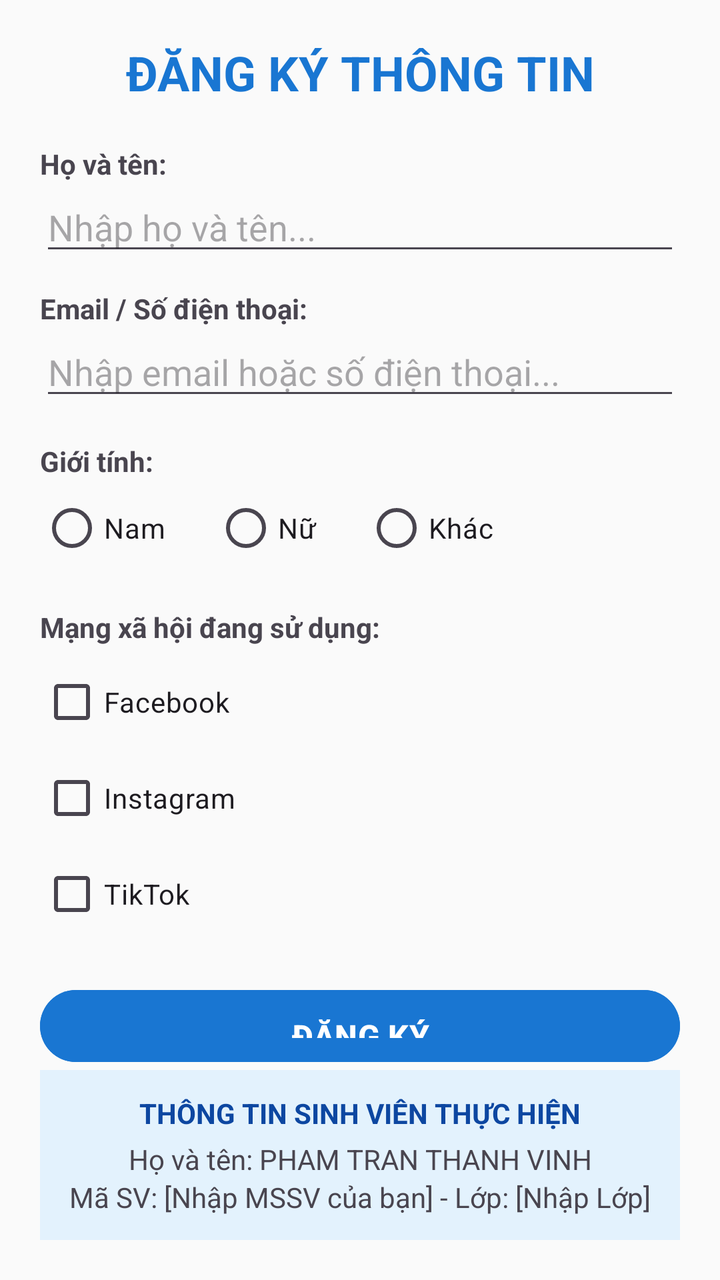
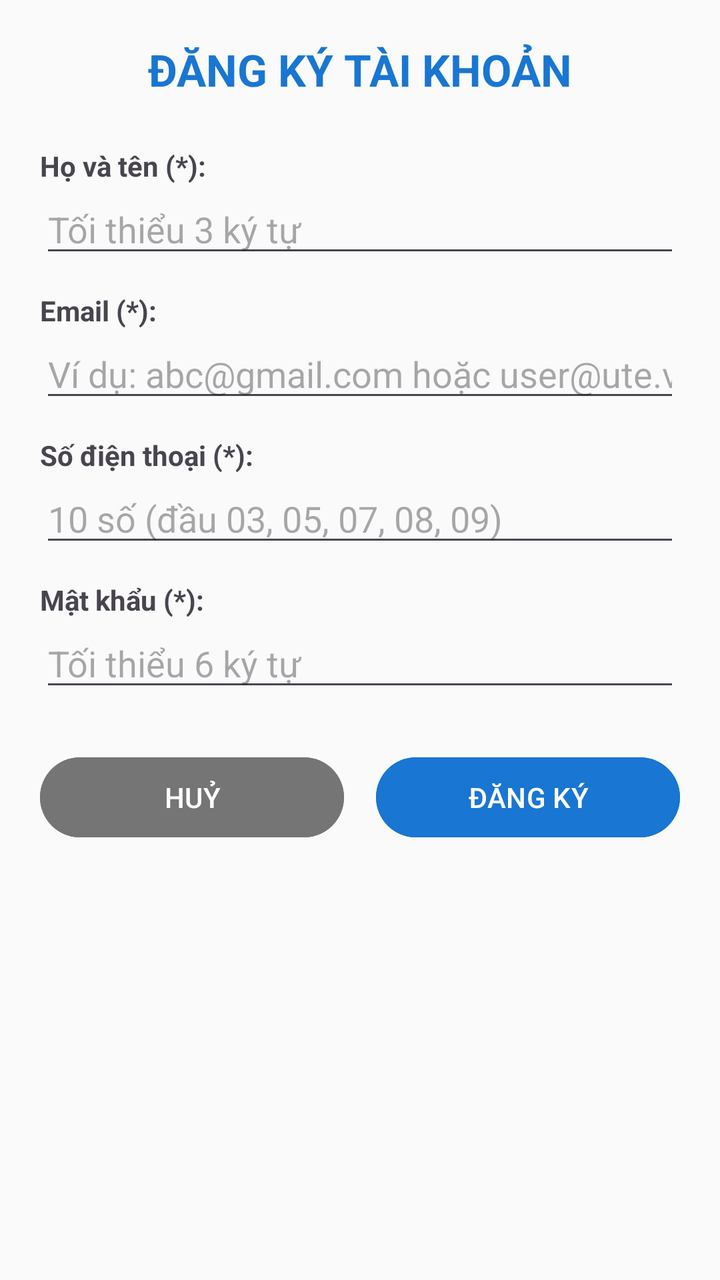

Screens rendered from an Android XML layout before and after an edit, with the pre-edit source and the edit as a unified diff.
<!-- AndroidManifest.xml: application theme Theme.Btap2610 -->
<!-- res/layout/activity_main.xml -->
<?xml version="1.0" encoding="utf-8"?>
<LinearLayout xmlns:android="http://schemas.android.com/apk/res/android"
    android:layout_width="match_parent"
    android:layout_height="match_parent"
    android:orientation="vertical"
    android:padding="20dp"
    android:background="#FAFAFA">

    
    <TextView
        android:layout_width="match_parent"
        android:layout_height="wrap_content"
        android:text="ĐĂNG KÝ THÔNG TIN"
        android:textSize="24sp"
        android:textStyle="bold"
        android:textColor="#1976D2"
        android:gravity="center"
        android:layout_marginBottom="20dp" />

    
    <LinearLayout
        android:layout_width="match_parent"
        android:layout_height="0dp"
        android:layout_weight="1"
        android:orientation="vertical">

        
        <TextView
            android:layout_width="wrap_content"
            android:layout_height="wrap_content"
            android:text="Họ và tên:"
            android:textStyle="bold" />

        <EditText
            android:id="@+id/edtFullName"
            android:layout_width="match_parent"
            android:layout_height="wrap_content"
            android:hint="Nhập họ và tên..."
            android:inputType="textPersonName"
            android:imeOptions="actionNext"
            android:layout_marginBottom="12dp" />

        
        <TextView
            android:layout_width="wrap_content"
            android:layout_height="wrap_content"
            android:text="Email / Số điện thoại:"
            android:textStyle="bold" />

        <EditText
            android:id="@+id/edtContact"
            android:layout_width="match_parent"
            android:layout_height="wrap_content"
            android:hint="Nhập email hoặc số điện thoại..."
            android:inputType="textEmailAddress"
            android:imeOptions="actionDone"
            android:layout_marginBottom="16dp" />

        
        <TextView
            android:layout_width="wrap_content"
            android:layout_height="wrap_content"
            android:text="Giới tính:"
            android:textStyle="bold" />

        <RadioGroup
            android:id="@+id/rgGender"
            android:layout_width="match_parent"
            android:layout_height="wrap_content"
            android:orientation="horizontal"
            android:layout_marginBottom="16dp">

            <RadioButton
                android:id="@+id/rbMale"
                android:layout_width="wrap_content"
                android:layout_height="wrap_content"
                android:text="Nam"
                android:layout_marginEnd="24dp" />

            <RadioButton
                android:id="@+id/rbFemale"
                android:layout_width="wrap_content"
                android:layout_height="wrap_content"
                android:text="Nữ"
                android:layout_marginEnd="24dp" />

            <RadioButton
                android:id="@+id/rbOther"
                android:layout_width="wrap_content"
                android:layout_height="wrap_content"
                android:text="Khác" />
        </RadioGroup>

        
        <TextView
            android:layout_width="wrap_content"
            android:layout_height="wrap_content"
            android:text="Mạng xã hội đang sử dụng:"
            android:textStyle="bold"
            android:layout_marginBottom="4dp" />

        <CheckBox
            android:id="@+id/cbFacebook"
            android:layout_width="wrap_content"
            android:layout_height="wrap_content"
            android:text="Facebook" />

        <CheckBox
            android:id="@+id/cbInstagram"
            android:layout_width="wrap_content"
            android:layout_height="wrap_content"
            android:text="Instagram" />

        <CheckBox
            android:id="@+id/cbTiktok"
            android:layout_width="wrap_content"
            android:layout_height="wrap_content"
            android:text="TikTok"
            android:layout_marginBottom="20dp" />

        
        <Button
            android:id="@+id/btnRegister"
            android:layout_width="match_parent"
            android:layout_height="wrap_content"
            android:text="ĐĂNG KÝ"
            android:textSize="16sp"
            android:textStyle="bold"
            android:backgroundTint="#1976D2"
            android:padding="12dp" />

    </LinearLayout>

    
    <LinearLayout
        android:layout_width="match_parent"
        android:layout_height="wrap_content"
        android:orientation="vertical"
        android:background="#E3F2FD"
        android:padding="12dp">

        <TextView
            android:layout_width="match_parent"
            android:layout_height="wrap_content"
            android:text="THÔNG TIN SINH VIÊN THỰC HIỆN"
            android:textStyle="bold"
            android:textColor="#0D47A1"
            android:gravity="center"
            android:layout_marginBottom="4dp" />

        <TextView
            android:layout_width="match_parent"
            android:layout_height="wrap_content"
            android:text="Họ và tên: PHAM TRAN THANH VINH"
            android:gravity="center" />

        <TextView
            android:layout_width="match_parent"
            android:layout_height="wrap_content"
            android:text="Mã SV: [Nhập MSSV của bạn] - Lớp: [Nhập Lớp]"
            android:gravity="center" />
    </LinearLayout>

</LinearLayout>
<!-- resources referenced by this layout -->
<resources>
  <style name="Theme.Btap2610" parent="Base.Theme.Btap2610" />
  <style name="Base.Theme.Btap2610" parent="Theme.Material3.DayNight.NoActionBar">
          
          
      </style>
</resources>

<!-- the commit's change to res/layout/activity_main.xml (unified diff, before → after) -->
@@ -1,164 +1,107 @@
 <?xml version="1.0" encoding="utf-8"?>
-<LinearLayout xmlns:android="http://schemas.android.com/apk/res/android"
+<androidx.coordinatorlayout.widget.CoordinatorLayout xmlns:android="http://schemas.android.com/apk/res/android"
+    android:id="@+id/coordinatorLayout"
     android:layout_width="match_parent"
     android:layout_height="match_parent"
-    android:orientation="vertical"
-    android:padding="20dp"
     android:background="#FAFAFA">
 
-    
-    <TextView
-        android:layout_width="match_parent"
-        android:layout_height="wrap_content"
-        android:text="ĐĂNG KÝ THÔNG TIN"
-        android:textSize="24sp"
-        android:textStyle="bold"
-        android:textColor="#1976D2"
-        android:gravity="center"
-        android:layout_marginBottom="20dp" />
-
-    
     <LinearLayout
         android:layout_width="match_parent"
-        android:layout_height="0dp"
-        android:layout_weight="1"
-        android:orientation="vertical">
+        android:layout_height="match_parent"
+        android:orientation="vertical"
+        android:padding="20dp">
+
+        <TextView
+            android:layout_width="match_parent"
+            android:layout_height="wrap_content"
+            android:text="ĐĂNG KÝ TÀI KHOẢN"
+            android:textSize="22sp"
+            android:textStyle="bold"
+            android:textColor="#1976D2"
+            android:gravity="center"
+            android:layout_marginBottom="24dp" />
 
         
         <TextView
             android:layout_width="wrap_content"
             android:layout_height="wrap_content"
-            android:text="Họ và tên:"
+            android:text="Họ và tên (*):"
             android:textStyle="bold" />
-
         <EditText
-            android:id="@+id/edtFullName"
+            android:id="@+id/edtName"
             android:layout_width="match_parent"
             android:layout_height="wrap_content"
-            android:hint="Nhập họ và tên..."
+            android:hint="Tối thiểu 3 ký tự"
             android:inputType="textPersonName"
-            android:imeOptions="actionNext"
             android:layout_marginBottom="12dp" />
 
         
         <TextView
             android:layout_width="wrap_content"
             android:layout_height="wrap_content"
-            android:text="Email / Số điện thoại:"
+            android:text="Email (*):"
             android:textStyle="bold" />
-
         <EditText
-            android:id="@+id/edtContact"
+            android:id="@+id/edtEmail"
             android:layout_width="match_parent"
             android:layout_height="wrap_content"
-            android:hint="Nhập email hoặc số điện thoại..."
+            android:hint="Ví dụ: abc@gmail.com hoặc user@ute.vn"
             android:inputType="textEmailAddress"
-            android:imeOptions="actionDone"
-            android:layout_marginBottom="16dp" />
+            android:layout_marginBottom="12dp" />
 
         
         <TextView
             android:layout_width="wrap_content"
             android:layout_height="wrap_content"
-            android:text="Giới tính:"
+            android:text="Số điện thoại (*):"
             android:textStyle="bold" />
-
-        <RadioGroup
-            android:id="@+id/rgGender"
+        <EditText
+            android:id="@+id/edtPhone"
             android:layout_width="match_parent"
             android:layout_height="wrap_content"
-            android:orientation="horizontal"
-            android:layout_marginBottom="16dp">
-
-            <RadioButton
-                android:id="@+id/rbMale"
-                android:layout_width="wrap_content"
-                android:layout_height="wrap_content"
-                android:text="Nam"
-                android:layout_marginEnd="24dp" />
-
-            <RadioButton
-                android:id="@+id/rbFemale"
-                android:layout_width="wrap_content"
-                android:layout_height="wrap_content"
-                android:text="Nữ"
-                android:layout_marginEnd="24dp" />
-
-            <RadioButton
-                android:id="@+id/rbOther"
-                android:layout_width="wrap_content"
-                android:layout_height="wrap_content"
-                android:text="Khác" />
-        </RadioGroup>
+            android:hint="10 số (đầu 03, 05, 07, 08, 09)"
+            android:inputType="phone"
+            android:maxLength="10"
+            android:layout_marginBottom="12dp" />
 
         
         <TextView
             android:layout_width="wrap_content"
             android:layout_height="wrap_content"
-            android:text="Mạng xã hội đang sử dụng:"
-            android:textStyle="bold"
-            android:layout_marginBottom="4dp" />
-
-        <CheckBox
-            android:id="@+id/cbFacebook"
-            android:layout_width="wrap_content"
+            android:text="Mật khẩu (*):"
+            android:textStyle="bold" />
+        <EditText
+            android:id="@+id/edtPassword"
+            android:layout_width="match_parent"
             android:layout_height="wrap_content"
-            android:text="Facebook" />
-
-        <CheckBox
-            android:id="@+id/cbInstagram"
-            android:layout_width="wrap_content"
-            android:layout_height="wrap_content"
-            android:text="Instagram" />
-
-        <CheckBox
-            android:id="@+id/cbTiktok"
-            android:layout_width="wrap_content"
-            android:layout_height="wrap_content"
-            android:text="TikTok"
-            android:layout_marginBottom="20dp" />
+            android:hint="Tối thiểu 6 ký tự"
+            android:inputType="textPassword"
+            android:layout_marginBottom="24dp" />
 
         
-        <Button
-            android:id="@+id/btnRegister"
+        <LinearLayout
             android:layout_width="match_parent"
             android:layout_height="wrap_content"
-            android:text="ĐĂNG KÝ"
-            android:textSize="16sp"
-            android:textStyle="bold"
-            android:backgroundTint="#1976D2"
-            android:padding="12dp" />
+            android:orientation="horizontal">
+
+            <Button
+                android:id="@+id/btnCancel"
+                android:layout_width="0dp"
+                android:layout_height="wrap_content"
+                android:layout_weight="1"
+                android:text="HUỶ"
+                android:backgroundTint="#757575"
+                android:layout_marginEnd="8dp" />
+
+            <Button
+                android:id="@+id/btnRegister"
+                android:layout_width="0dp"
+                android:layout_height="wrap_content"
+                android:layout_weight="1"
+                android:text="ĐĂNG KÝ"
+                android:backgroundTint="#1976D2"
+                android:layout_marginStart="8dp" />
+        </LinearLayout>
 
     </LinearLayout>
-
-    
-    <LinearLayout
-        android:layout_width="match_parent"
-        android:layout_height="wrap_content"
-        android:orientation="vertical"
-        android:background="#E3F2FD"
-        android:padding="12dp">
-
-        <TextView
-            android:layout_width="match_parent"
-            android:layout_height="wrap_content"
-            android:text="THÔNG TIN SINH VIÊN THỰC HIỆN"
-            android:textStyle="bold"
-            android:textColor="#0D47A1"
-            android:gravity="center"
-            android:layout_marginBottom="4dp" />
-
-        <TextView
-            android:layout_width="match_parent"
-            android:layout_height="wrap_content"
-            android:text="Họ và tên: PHAM TRAN THANH VINH"
-            android:gravity="center" />
-
-        <TextView
-            android:layout_width="match_parent"
-            android:layout_height="wrap_content"
-            android:text="Mã SV: [Nhập MSSV của bạn] - Lớp: [Nhập Lớp]"
-            android:gravity="center" />
-    </LinearLayout>
-
-</LinearLayout>
+</androidx.coordinatorlayout.widget.CoordinatorLayout>
